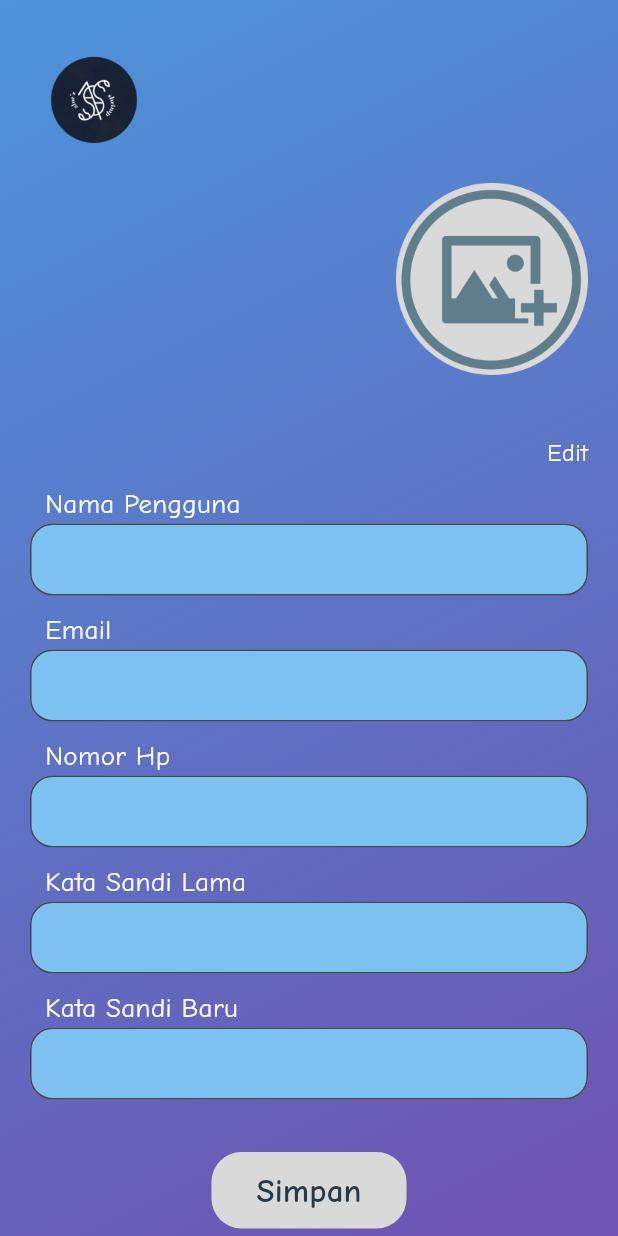
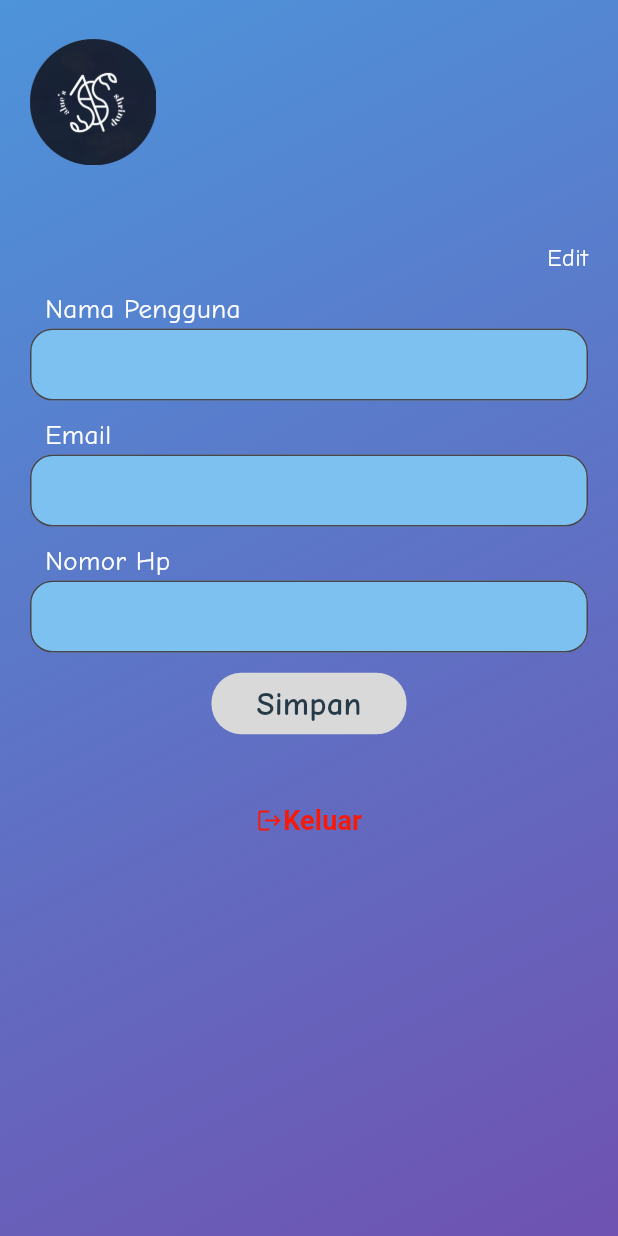
Before and after one commit to rajul0/alue_s_shrimp, a Flutter app: the ProfilePage screen opened directly, on a phone screen of 412 x 824 dp. Run offline on Flutter 3.47's test engine with Material 3 defaults, Android fonts, the phone set to English and light mode, and no system bars; our stand-ins replace cloud_firestore, firebase_auth, firebase_core, firebase_database, fl_chart, shared_preferences; accounts and stored records are empty; Roboto replaces fonts that are missing (InriaSans).

Commit message:
revisi 1

```diff
--- a/lib/pages/profile_page.dart
+++ b/lib/pages/profile_page.dart
@@ -1,4 +1,5 @@
 import 'package:alues_shrimp_app/pages/component/popUp.dart';
+import 'package:alues_shrimp_app/pages/login_page.dart';
 import 'package:alues_shrimp_app/proses/get_data.dart';
 import 'package:cloud_firestore/cloud_firestore.dart';
 import 'package:flutter/material.dart';
@@ -19,8 +20,6 @@ class _ProfilePageState extends State<ProfilePage> {
   TextEditingController _namaController = TextEditingController();
   TextEditingController _emailController = TextEditingController();
   TextEditingController _noHpController = TextEditingController();
-  TextEditingController _sandiLamaController = TextEditingController();
-  TextEditingController _sandiController = TextEditingController();
 
   final FirebaseAuth auth = FirebaseAuth.instance;
   final FirebaseFirestore _db = FirebaseFirestore.instance;
@@ -64,17 +63,6 @@ class _ProfilePageState extends State<ProfilePage> {
         data[0]['nama_pengguna'] != dataPenggunaTerbaru[0]['nama_pengguna'] ||
         data[0]['email'] != dataPenggunaTerbaru[0]['email']) {
       updateField();
-    } else if (_sandiController.text.length >= 8) {
-      UserCredential userCredential = await auth.signInWithEmailAndPassword(
-        email: '${_noHpController.text}@as.com',
-        password: _sandiLamaController.text,
-      );
-      await userCredential.user!.updatePassword(_sandiController.text);
-
-      popUpBerhasilEditProfile(context);
-    } else if (_sandiController.text.length >= 1 &&
-        _sandiController.text.length < 8) {
-      popUbahSandiError(context);
     }
   }
 
@@ -85,8 +73,7 @@ class _ProfilePageState extends State<ProfilePage> {
           await _db.collection('akun').where('uid', isEqualTo: _userId).get();
 
       // update data pengguna
-      if (querySnapshot.docs.isNotEmpty &&
-          (_sandiController.text.length >= 8 || _sandiController.text == '')) {
+      if (querySnapshot.docs.isNotEmpty) {
         String docId = querySnapshot.docs.first.id;
 
         _db.collection('akun').doc(docId).update({
@@ -100,17 +87,8 @@ class _ProfilePageState extends State<ProfilePage> {
         await auth.currentUser!.reload();
 
         // update password jika ada perubahan
-        if (_sandiController.text.length >= 8) {
-          UserCredential userCredential = await auth.signInWithEmailAndPassword(
-            email: '${_noHpController.text}@as.com',
-            password: _sandiLamaController.text,
-          );
-          await userCredential.user!.updatePassword(_sandiController.text);
-        }
+
         popUpBerhasilEditProfile(context);
-      } else if (_sandiController.text.length >= 1 &&
-          _sandiController.text.length < 8) {
-        popUbahSandiError(context);
       } else {
         print('Dokumen tidak ditemukan.');
       }
@@ -118,6 +96,71 @@ class _ProfilePageState extends State<ProfilePage> {
       // Tangani kesalahan jika ada
       print('Terjadi kesalahan: $e');
     }
+  }
+
+  Future popUpLogout(context) {
+    // Fungsi Logout akun
+    void _logout() async {
+      await FirebaseAuth.instance.signOut();
+
+      Navigator.pushAndRemoveUntil(
+          context,
+          MaterialPageRoute(builder: (BuildContext context) => LoginPage()),
+          (route) => false);
+    }
+
+    return showDialog(
+        context: context,
+        barrierDismissible: false,
+        builder: (BuildContext context) {
+          return SimpleDialog(
+            title: Text(
+              'Anda yakin ingin keluar?',
+              textAlign: TextAlign.center,
+              style: TextStyle(
+                fontFamily: 'ComicNeue',
+                fontSize: 20.0,
+                color: Colors.black,
+              ),
+            ),
+            contentPadding:
+                EdgeInsets.symmetric(horizontal: 16, vertical: 10.0),
+            children: <Widget>[
+              ElevatedButton(
+                style: ElevatedButton.styleFrom(
+                  backgroundColor: Colors.red,
+                  elevation: 0,
+                ),
+                onPressed: () {
+                  _logout();
+                },
+                child: Text(
+                  "Ya",
+                  style: TextStyle(
+                    color: Colors.white,
+                    fontFamily: 'ComicNeue',
+                    fontSize: 14.0,
+                  ),
+                ),
+              ),
+              ElevatedButton(
+                style: ElevatedButton.styleFrom(
+                  backgroundColor: Color(0xFF3486E3),
+                  elevation: 0,
+                ),
+                onPressed: () {
+                  Navigator.pop(context);
+                },
+                child: Text("Tidak",
+                    style: TextStyle(
+                      color: Colors.white,
+                      fontFamily: 'ComicNeue',
+                      fontSize: 14.0,
+                    )),
+              ),
+            ],
+          );
+        });
   }
 
   @override
@@ -159,13 +202,13 @@ class _ProfilePageState extends State<ProfilePage> {
                   SizedBox(
                     height: 10.0,
                   ),
-                  Align(
-                    alignment: Alignment.topRight,
-                    child: SizedBox(
-                      height: 130.0,
-                      child: Image.asset('assets/icons/add_profile.png'),
-                    ),
-                  ),
+                  // Align(
+                  //   alignment: Alignment.topRight,
+                  //   child: SizedBox(
+                  //     height: 130.0,
+                  //     child: Image.asset('assets/icons/add_profile.png'),
+                  //   ),
+                  // ),
                   SizedBox(
                     height: 40.0,
                   ),
@@ -378,133 +421,11 @@ class _ProfilePageState extends State<ProfilePage> {
                           SizedBox(
                             height: 10.0,
                           ),
-                          Align(
-                            alignment: Alignment.topLeft,
-                            child: Padding(
-                              padding: const EdgeInsets.only(left: 10.0),
-                              child: Text(
-                                'Kata Sandi Lama',
-                                style: TextStyle(
-                                  color: Colors.white,
-                                  fontSize: 18.0,
-                                  fontFamily: 'ComicNeue',
-                                ),
-                              ),
-                            ),
-                          ),
-                          TextFormField(
-                            controller: _sandiLamaController,
-                            readOnly: editState,
-                            style: TextStyle(
-                              fontSize: 18.0,
-                              fontFamily: 'ComicNeue',
-                            ),
-                            validator: (value) {
-                              if (value == '') {
-                                return "Kata Sandi Lama tidak boleh kosong";
-                              } else {
-                                return null;
-                              }
-                            },
-                            onChanged: (value) {
-                              setState(() {});
-                            },
-                            decoration: InputDecoration(
-                              prefix: SizedBox(width: 30.0),
-                              filled: true,
-                              fillColor: Color(0xFF7DC1F1),
-                              alignLabelWithHint: true,
-                              contentPadding: EdgeInsets.symmetric(
-                                vertical: 0.0,
-                              ),
-                              labelStyle: TextStyle(
-                                  color: Color(0xFF4B7491),
-                                  fontSize: 18.0,
-                                  fontFamily: 'ComicNeue'),
-                              hintText: '',
-                              hintStyle: TextStyle(
-                                  color: Color(0xFF4B7491),
-                                  fontSize: 18.0,
-                                  fontFamily: 'ComicNeue'),
-                              border: OutlineInputBorder(
-                                  borderRadius: BorderRadius.all(
-                                    Radius.circular(15.0),
-                                  ),
-                                  borderSide: BorderSide(
-                                    color: Color(0xFF2D846F),
-                                    width: 2.0,
-                                  )),
-                            ),
-                          ),
-                          SizedBox(
-                            height: 10.0,
-                          ),
-                          Align(
-                            alignment: Alignment.topLeft,
-                            child: Padding(
-                              padding: const EdgeInsets.only(left: 10.0),
-                              child: Text(
-                                'Kata Sandi Baru',
-                                style: TextStyle(
-                                  color: Colors.white,
-                                  fontSize: 18.0,
-                                  fontFamily: 'ComicNeue',
-                                ),
-                              ),
-                            ),
-                          ),
-                          TextFormField(
-                            controller: _sandiController,
-                            readOnly: editState,
-                            style: TextStyle(
-                              fontSize: 18.0,
-                              fontFamily: 'ComicNeue',
-                            ),
-                            validator: (value) {
-                              if (value == '') {
-                                return "Kata Sandi Baru tidak boleh kosong";
-                              } else {
-                                return null;
-                              }
-                            },
-                            onChanged: (value) {
-                              setState(() {});
-                            },
-                            decoration: InputDecoration(
-                              prefix: SizedBox(width: 30.0),
-                              filled: true,
-                              fillColor: Color(0xFF7DC1F1),
-                              alignLabelWithHint: true,
-                              contentPadding: EdgeInsets.symmetric(
-                                vertical: 0.0,
-                              ),
-                              labelStyle: TextStyle(
-                                  color: Color(0xFF4B7491),
-                                  fontSize: 18.0,
-                                  fontFamily: 'ComicNeue'),
-                              hintText: '',
-                              hintStyle: TextStyle(
-                                  color: Color(0xFF4B7491),
-                                  fontSize: 18.0,
-                                  fontFamily: 'ComicNeue'),
-                              border: OutlineInputBorder(
-                                  borderRadius: BorderRadius.all(
-                                    Radius.circular(15.0),
-                                  ),
-                                  borderSide: BorderSide(
-                                    color: Color(0xFF2D846F),
-                                    width: 2.0,
-                                  )),
-                            ),
-                          ),
-                          SizedBox(
-                            height: 35.0,
-                          ),
                           SizedBox(
                             child: ElevatedButton(
                                 style: ElevatedButton.styleFrom(
                                   padding: EdgeInsets.symmetric(
-                                    vertical: 10.0,
+                                    vertical: 5.0,
                                     horizontal: 30.0,
                                   ),
                                   shape: RoundedRectangleBorder(
@@ -530,7 +451,31 @@ class _ProfilePageState extends State<ProfilePage> {
                                     fontWeight: FontWeight.bold,
                                   ),
                                 )),
-                          )
+                          ),
+                          SizedBox(
+                            height: 30.0,
+                          ),
+                          TextButton(
+                            onPressed: () {
+                              popUpLogout(context);
+                            },
+                            child: Row(
+                              mainAxisAlignment: MainAxisAlignment.center,
+                              children: [
+                                Icon(
+                                  Icons.logout,
+                                  color: Color.fromARGB(255, 247, 25, 9),
+                                ),
+                                Text('Keluar',
+                                    style: TextStyle(
+                                      fontFamily: 'InriaSans',
+                                      fontWeight: FontWeight.bold,
+                                      color: Color.fromARGB(255, 247, 25, 9),
+                                      fontSize: 18,
+                                    )),
+                              ],
+                            ),
+                          ),
                         ],
                       ),
                     ),
--- a/lib/pages/water_quality_page.dart
+++ b/lib/pages/water_quality_page.dart
@@ -1,4 +1,4 @@
-import 'package:alues_shrimp_app/pages/home_page/component/historyPhCard.dart';
+import 'package:alues_shrimp_app/pages/component/historyPhCard.dart';
 import 'package:firebase_database/firebase_database.dart';
 import 'package:flutter/material.dart';
 
@@ -44,7 +44,7 @@ class _WaterQualityPageState extends State<WaterQualityPage> {
                   Align(
                     alignment: Alignment.topLeft,
                     child: SizedBox(
-                      height: 84.0,
+                      height: 70.0,
                       child: Image.asset('assets/images/logo_app.png'),
                     ),
                   ),
```
Also changed, not shown: lib/pages/component/historyPhCard.dart (renamed from lib/pages/home_page/component/historyPhCard.dart, +18 -3 lines), lib/pages/feed_control_page/feed_control_page.dart (+8 -4 lines), lib/pages/home_page/home_page.dart (+15 -10 lines), assets/images/logo_app.png.
